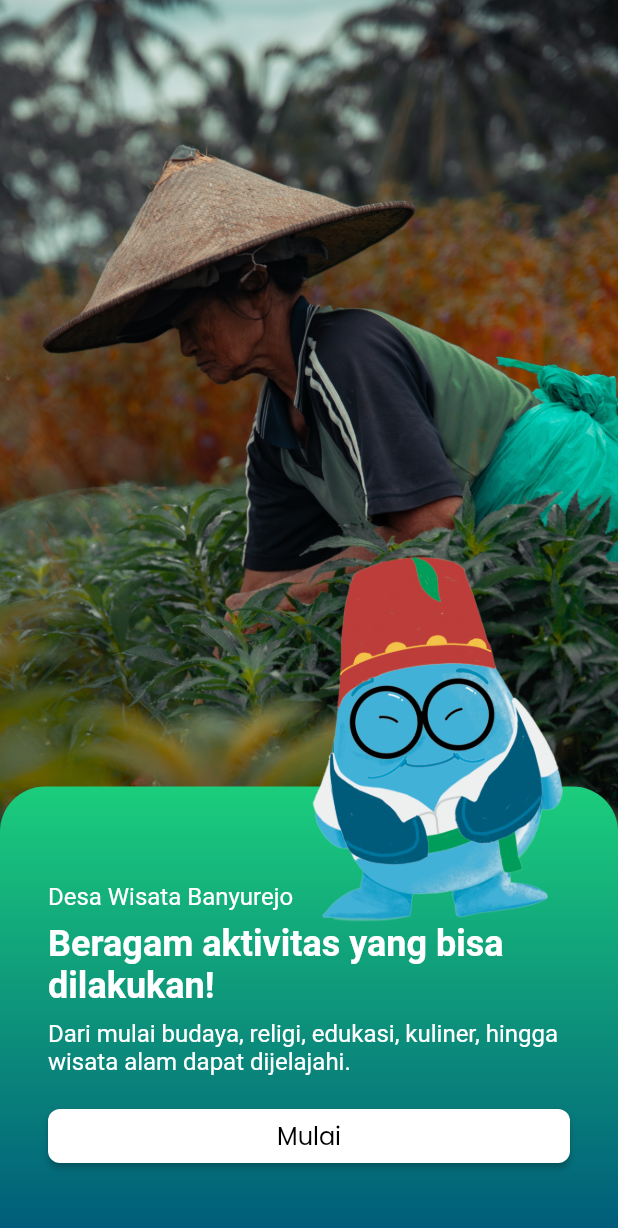
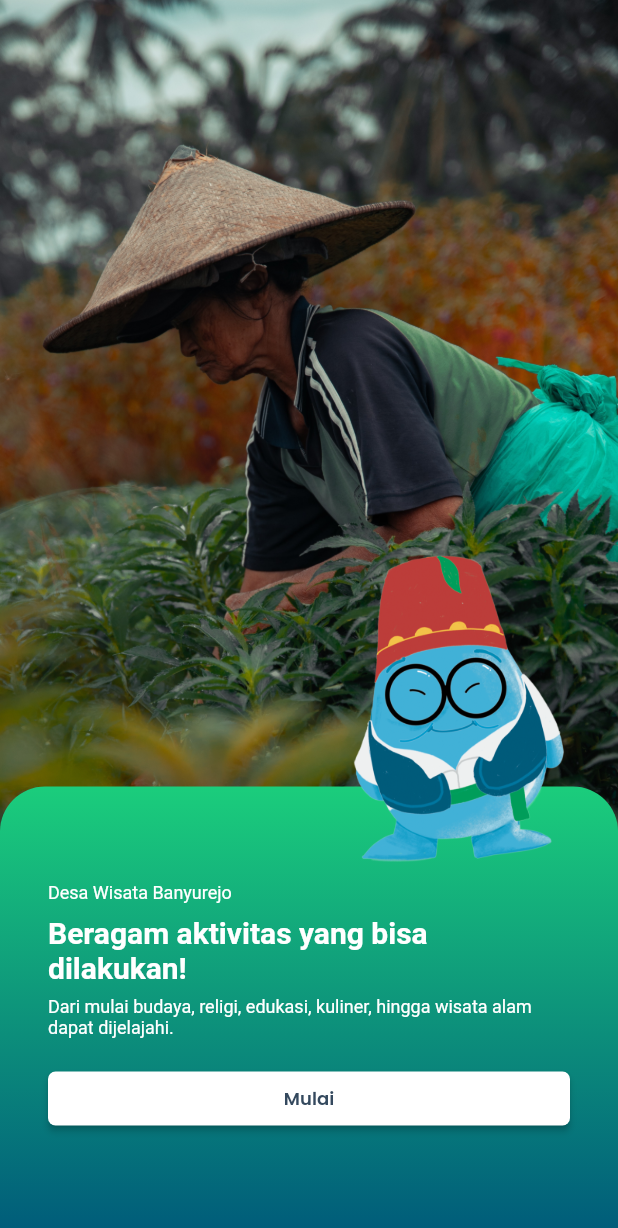
Before and after one commit to reAlpha39/dewikreatif, a Flutter app: the screen it shows after launch, after a tap on "Selanjutnya", on a phone screen of 412 x 824 dp. Shown: the top 1228 px of the screen. Run offline on Flutter 3.47's test engine with Material 2 defaults, Android fonts, the phone set to English and light mode, and no system bars; our stand-ins replace google_fonts, permission_handler; missing offline and left inert: flutter_inappwebview; Roboto replaces fonts that are missing (Laila).

Commit message:
change font size 2

```diff
--- a/lib/pages/onboarding.dart
+++ b/lib/pages/onboarding.dart
@@ -123,8 +123,8 @@ class OnboardA extends StatelessWidget {
                                   'Selanjutnya',
                                   style: GoogleFonts.poppins(
                                     fontSize: 12,
-                                    fontWeight: FontWeight.w500,
-                                    color: Colors.black,
+                                    fontWeight: FontWeight.w600,
+                                    color: const Color(0xFF34495E),
                                   ),
                                 ),
                               ),
@@ -141,7 +141,7 @@ class OnboardA extends StatelessWidget {
                     alignment: Alignment.topRight,
                     child: Image.asset(
                       'assets/maskot1.png',
-                      height: 250,
+                      height: 210,
                     ),
                   ),
                 )
@@ -208,7 +208,7 @@ class OnboardB extends StatelessWidget {
                             Text(
                               'Desa Wisata Banyurejo',
                               style: GoogleFonts.laila(
-                                fontSize: 16,
+                                fontSize: 12,
                                 fontWeight: FontWeight.w400,
                                 color: Colors.white,
                               ),
@@ -217,7 +217,7 @@ class OnboardB extends StatelessWidget {
                             Text(
                               'Beragam aktivitas yang bisa dilakukan!',
                               style: GoogleFonts.roboto(
-                                fontSize: 24,
+                                fontSize: 20,
                                 fontWeight: FontWeight.w700,
                                 color: Colors.white,
                               ),
@@ -226,7 +226,7 @@ class OnboardB extends StatelessWidget {
                             Text(
                               'Dari mulai budaya, religi, edukasi, kuliner, hingga wisata alam dapat dijelajahi.',
                               style: GoogleFonts.laila(
-                                fontSize: 16,
+                                fontSize: 12,
                                 fontWeight: FontWeight.w400,
                                 color: Colors.white,
                               ),
@@ -242,16 +242,16 @@ class OnboardB extends StatelessWidget {
                               style: ElevatedButton.styleFrom(
                                 backgroundColor: Colors.white,
                                 shape: RoundedRectangleBorder(
-                                  borderRadius: BorderRadius.circular(8),
+                                  borderRadius: BorderRadius.circular(5),
                                 ),
                               ),
                               child: Center(
                                 child: Text(
                                   'Mulai',
                                   style: GoogleFonts.poppins(
-                                    fontSize: 16,
-                                    fontWeight: FontWeight.w400,
-                                    color: Colors.black,
+                                    fontSize: 12,
+                                    fontWeight: FontWeight.w600,
+                                    color: const Color(0xFF34495E),
                                   ),
                                 ),
                               ),
@@ -268,7 +268,7 @@ class OnboardB extends StatelessWidget {
                     alignment: Alignment.topRight,
                     child: Image.asset(
                       'assets/maskot2.png',
-                      height: 250,
+                      height: 210,
                     ),
                   ),
                 )
```
